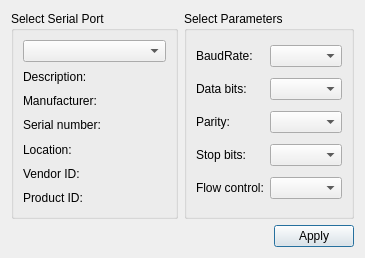
The window that settingsdialog.ui (schwemmdx/rs232-tool) describes before a commit, drawn with Qt 5.
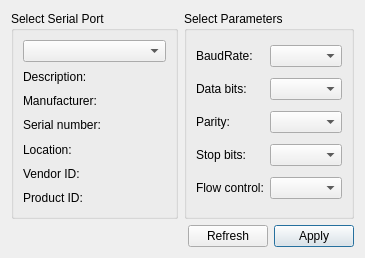
The same window after the commit.

```diff
--- a/settingsdialog.ui
+++ b/settingsdialog.ui
@@ -29,6 +29,13 @@
        </property>
       </spacer>
      </item>
+     <item>
+      <widget class="QPushButton" name="refreshBtn">
+       <property name="text">
+        <string>Refresh</string>
+       </property>
+      </widget>
+     </item>
      <item>
       <widget class="QPushButton" name="applyButton">
        <property name="text">
```
